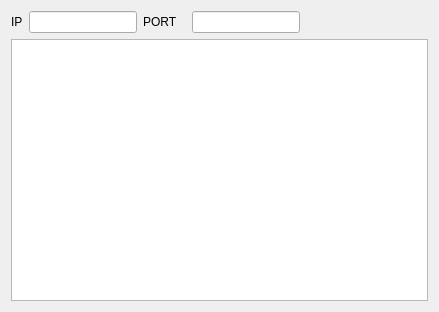
The window that src/udp_widget.ui (public0821/npg) describes before a commit, drawn with Qt 5.
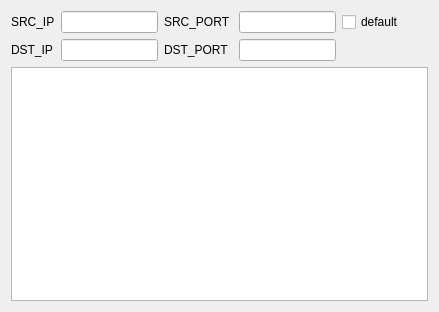
The same window after the commit.

Patch:
```diff
--- a/src/udp_widget.ui
+++ b/src/udp_widget.ui
@@ -14,33 +14,23 @@
    <string>UdpWidget</string>
   </property>
   <layout class="QGridLayout" name="gridLayout_2">
-   <item row="0" column="1" colspan="2">
-    <widget class="QLineEdit" name="ipEdit"/>
+   <item row="1" column="1">
+    <widget class="QLineEdit" name="dstIpEdit"/>
    </item>
-   <item row="0" column="0">
+   <item row="1" column="0">
     <widget class="QLabel" name="label">
      <property name="text">
-      <string>IP</string>
+      <string>DST_IP</string>
      </property>
     </widget>
    </item>
-   <item row="2" column="0" colspan="8">
+   <item row="3" column="0" colspan="9">
     <widget class="QTextEdit" name="dataEdit"/>
    </item>
    <item row="3" column="0" colspan="8">
     <layout class="QHBoxLayout" name="sendLayout"/>
    </item>
-   <item row="0" column="3">
-    <widget class="QLabel" name="label_2">
-     <property name="text">
-      <string>PORT </string>
-     </property>
-    </widget>
-   </item>
-   <item row="0" column="5" colspan="2">
-    <widget class="QLineEdit" name="portEdit"/>
-   </item>
-   <item row="0" column="7">
+   <item row="1" column="4" colspan="5">
     <spacer name="horizontalSpacer_2">
      <property name="orientation">
       <enum>Qt::Horizontal</enum>
@@ -53,6 +43,62 @@
      </property>
     </spacer>
    </item>
+   <item row="0" column="0">
+    <widget class="QLabel" name="SrcIp">
+     <property name="text">
+      <string>SRC_IP</string>
+     </property>
+    </widget>
+   </item>
+   <item row="0" column="1">
+    <widget class="QLineEdit" name="srcIpEdit"/>
+   </item>
+   <item row="0" column="5" colspan="4">
+    <spacer name="horizontalSpacer_3">
+     <property name="orientation">
+      <enum>Qt::Horizontal</enum>
+     </property>
+     <property name="sizeHint" stdset="0">
+      <size>
+       <width>40</width>
+       <height>20</height>
+      </size>
+     </property>
+    </spacer>
+   </item>
+   <item row="0" column="4">
+    <widget class="QCheckBox" name="srcIpBox">
+     <property name="text">
+      <string>default</string>
+     </property>
+    </widget>
+   </item>
+   <item row="0" column="2">
+    <widget class="QLabel" name="label_3">
+     <property name="layoutDirection">
+      <enum>Qt::RightToLeft</enum>
+     </property>
+     <property name="text">
+      <string>SRC_PORT </string>
+     </property>
+    </widget>
+   </item>
+   <item row="1" column="2">
+    <widget class="QLabel" name="label_2">
+     <property name="layoutDirection">
+      <enum>Qt::RightToLeft</enum>
+     </property>
+     <property name="text">
+      <string>DST_PORT </string>
+     </property>
+    </widget>
+   </item>
+   <item row="0" column="3">
+    <widget class="QLineEdit" name="srcPortEdit"/>
+   </item>
+   <item row="1" column="3">
+    <widget class="QLineEdit" name="dstPortEdit"/>
+   </item>
   </layout>
  </widget>
  <layoutdefault spacing="6" margin="11"/>
```
Left out of the diff: 2 changed lines with no effect on the pictures.
